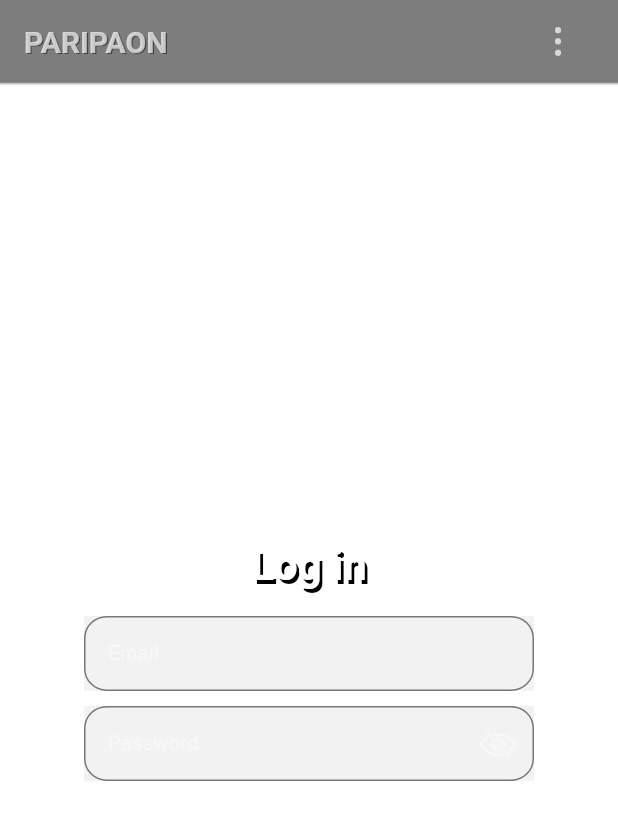
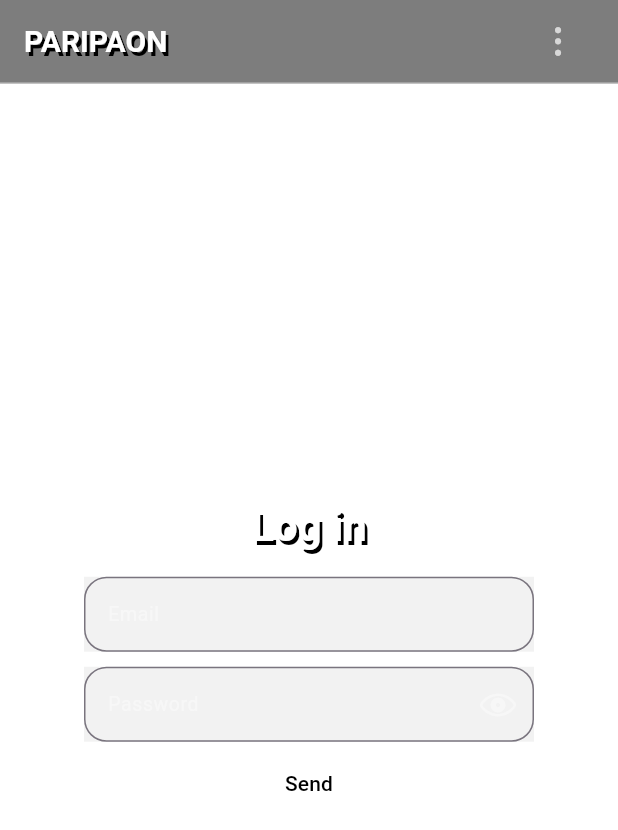
Before and after one commit to paripaon/flutter-app-3, a Flutter app: the screen it shows after launch, on a phone screen of 412 x 824 dp. Shown: the top 830 px of the screen. Run offline on Flutter 3.47's test engine with Material 3 defaults, Android fonts, the light colour scheme and no system bars.

Commit message:
lastest changes of appbar and login before the menu

```diff
--- a/lib/main.dart
+++ b/lib/main.dart
@@ -39,22 +39,67 @@ class MyApp extends StatelessWidget {
   }
 }
 
-class MyHomePage extends StatelessWidget {
+class MyHomePage extends StatefulWidget {
   const MyHomePage({super.key});
 
+  @override
+  State<MyHomePage> createState() => _MyHomePageState();
+}
+
+class _MyHomePageState extends State<MyHomePage> {
   @override
   Widget build(BuildContext context) {
     return Scaffold(
       backgroundColor: Colors.white12,
-      appBar: AppBar(
+      appBar: AppBarClass(),
+      body: Center(
+        child: Column(
+          mainAxisAlignment: MainAxisAlignment.center,
+          children: [
+            Text('Log in', style: Theme.of(context).textTheme.headlineLarge),
+            SizedBox(height: 16),
+            TextField_Theme(lable: "Email", rightIcon: null),
+            SizedBox(height: 10),
+            TextField_Theme(lable: "Password", rightIcon: CupertinoIcons.eye),
+            SizedBox(height: 4),
+            SizedBox(
+              child: TextButton(
+                onPressed: () {
+                  setState(() {});
+                },
+                child: Container(
+                  width: 150,
+                  height: 30,
+                  decoration: BoxDecoration(
+                    color: Colors.white,
+                    borderRadius: BorderRadius.circular(24),
+                  ),
+                  child: Align(
+                    alignment: Alignment.center,
+                    child: Text('Send', style: TextStyle(color: Colors.black),),
+                  ),
+                ),
+              ),
+            ),
+          ],
+        ),
+      ),
+    );
+  }
+}
+
+class AppBarClass extends StatelessWidget implements PreferredSizeWidget {
+  const AppBarClass({super.key});
+
+  @override
+  Size get preferredSize => const Size.fromHeight(kToolbarHeight);
+
+  @override
+  Widget build(BuildContext context) {
+    return AppBar(
       title: Text(
         'PARIPAON',
-          style: TextStyle(
-            color: Colors.white70,
-            shadows: [Shadow(color: Colors.black45, offset: Offset(1, 1))],
-            fontSize: 20,
-            fontWeight: FontWeight.w600,
-          ),
+        style: Theme.of(context).textTheme.headlineMedium,
       ),
       backgroundColor: Color.fromARGB(200, 90, 90, 90),
       bottom: PreferredSize(
@@ -70,26 +115,10 @@ class MyHomePage extends StatelessWidget {
           padding: const EdgeInsets.only(right: 16),
           child: IconButton(
             onPressed: () {},
-              icon: Icon(
-                CupertinoIcons.ellipsis_vertical,
-                color: Colors.white70,
-              ),
+            icon: Icon(CupertinoIcons.ellipsis_vertical, color: Colors.white70),
           ),
         ),
       ],
-      ),
-      body: Center(
-        child: Column(
-          mainAxisAlignment: MainAxisAlignment.center,
-          children: [
-            Text('Log in', style: Theme.of(context).textTheme.headlineLarge),
-            SizedBox(height: 16),
-            TextField_Theme(lable: "Email", rightIcon: null),
-            SizedBox(height: 10),
-            TextField_Theme(lable: "Password", rightIcon: CupertinoIcons.eye),
-          ],
-        ),
-      ),
     );
   }
 }
@@ -109,7 +138,7 @@ class TextField_Theme extends StatefulWidget {
 }
 
 class _TextField_ThemeState extends State<TextField_Theme> {
-  bool _obscure = true;
+  bool _obscure = false;
 
   @override
   Widget build(BuildContext context) {
```
Lines whose indentation alone changed are shown as unchanged.
